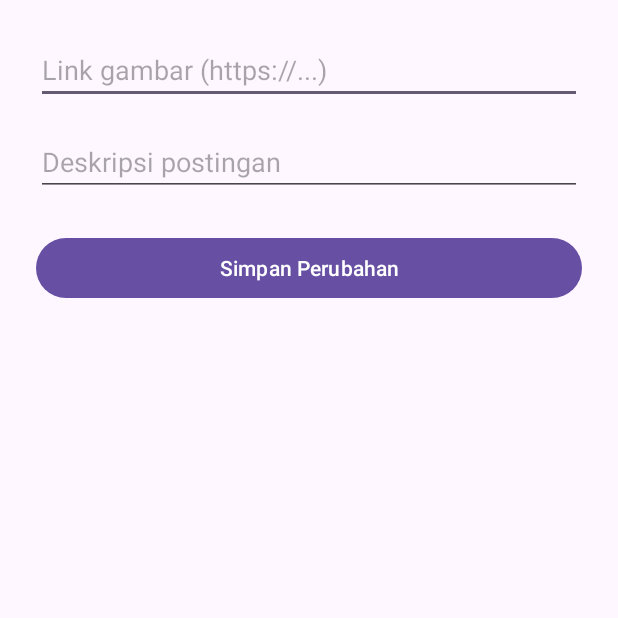
After one commit to dido16/HoneeyTalk, an Android app: the UpdatePostActivity screen opened directly, with no data from a screen before it, on a phone screen of 412 x 824 dp, the top half of it. The commit adds this screen. Run offline under Robolectric (Android 15) with nearby library versions, the phone set to English and light mode, and no system bars; our stand-ins replace Firebase (no records; nobody signed in at launch, a user with empty details on screens opened directly).

Commit message:
menambahkan update activity

```diff
--- /dev/null
+++ b/app/src/main/java/com/example/honeey/UpdatePostActivity.kt
@@ -0,0 +1,64 @@
+package com.example.honeey
+
+import android.os.Bundle
+import android.widget.Toast
+import androidx.appcompat.app.AppCompatActivity
+import com.example.honeey.databinding.ActivityUpdatePostBinding
+import com.google.firebase.firestore.FirebaseFirestore
+
+class UpdatePostActivity : AppCompatActivity() {
+
+    private lateinit var binding: ActivityUpdatePostBinding
+    private lateinit var db: FirebaseFirestore
+    private var oldImageUrl: String? = null
+
+    override fun onCreate(savedInstanceState: Bundle?) {
+        super.onCreate(savedInstanceState)
+        binding = ActivityUpdatePostBinding.inflate(layoutInflater)
+        setContentView(binding.root)
+
+        db = FirebaseFirestore.getInstance()
+
+        // Ambil data dari intent
+        oldImageUrl = intent.getStringExtra("imageUrl")
+        val oldDescription = intent.getStringExtra("description")
+
+        // Isi awal di kolom edit
+        binding.editImageUrl.setText(oldImageUrl)
+        binding.editDescription.setText(oldDescription)
+
+        // Tombol simpan update
+        binding.btnUpdate.setOnClickListener {
+            val newImageUrl = binding.editImageUrl.text.toString().trim()
+            val newDescription = binding.editDescription.text.toString().trim()
+
+            if (newImageUrl.isEmpty() || newDescription.isEmpty()) {
+                Toast.makeText(this, "Isi semua kolom terlebih dahulu", Toast.LENGTH_SHORT).show()
+                return@setOnClickListener
+            }
+
+            // Update data di Firestore
+            db.collection("posts")
+                .whereEqualTo("imageUrl", oldImageUrl)
+                .get()
+                .addOnSuccessListener { docs ->
+                    for (doc in docs) {
+                        db.collection("posts").document(doc.id)
+                            .update(
+                                mapOf(
+                                    "imageUrl" to newImageUrl,
+                                    "description" to newDescription
+                                )
+                            )
+                            .addOnSuccessListener {
+                                Toast.makeText(this, "Postingan berhasil diperbarui ✅", Toast.LENGTH_SHORT).show()
+                                finish()
+                            }
+                            .addOnFailureListener {
+                                Toast.makeText(this, "Gagal memperbarui postingan", Toast.LENGTH_SHORT).show()
+                            }
+                    }
+                }
+        }
+    }
+}
--- /dev/null
+++ b/app/src/main/res/layout/activity_update_post.xml
@@ -0,0 +1,28 @@
+<LinearLayout xmlns:android="http://schemas.android.com/apk/res/android"
+    android:orientation="vertical"
+    android:padding="24dp"
+    android:layout_width="match_parent"
+    android:layout_height="match_parent">
+
+    <EditText
+        android:id="@+id/editImageUrl"
+        android:hint="Link gambar (https://...)"
+        android:inputType="textUri"
+        android:layout_width="match_parent"
+        android:layout_height="wrap_content"/>
+
+    <EditText
+        android:id="@+id/editDescription"
+        android:hint="Deskripsi postingan"
+        android:inputType="textMultiLine"
+        android:layout_marginTop="16dp"
+        android:layout_width="match_parent"
+        android:layout_height="wrap_content"/>
+
+    <Button
+        android:id="@+id/btnUpdate"
+        android:text="Simpan Perubahan"
+        android:layout_marginTop="24dp"
+        android:layout_width="match_parent"
+        android:layout_height="wrap_content"/>
+</LinearLayout>
```
Also changed, not shown: app/src/main/AndroidManifest.xml (+4 -3 lines), app/src/main/java/com/example/honeey/adapter/PostAdapter.kt (+33 -22 lines), app/src/main/res/drawable/more_vert_icon.xml (added, +9 -0 lines), app/src/main/res/layout/item_post.xml (+31 -8 lines).
